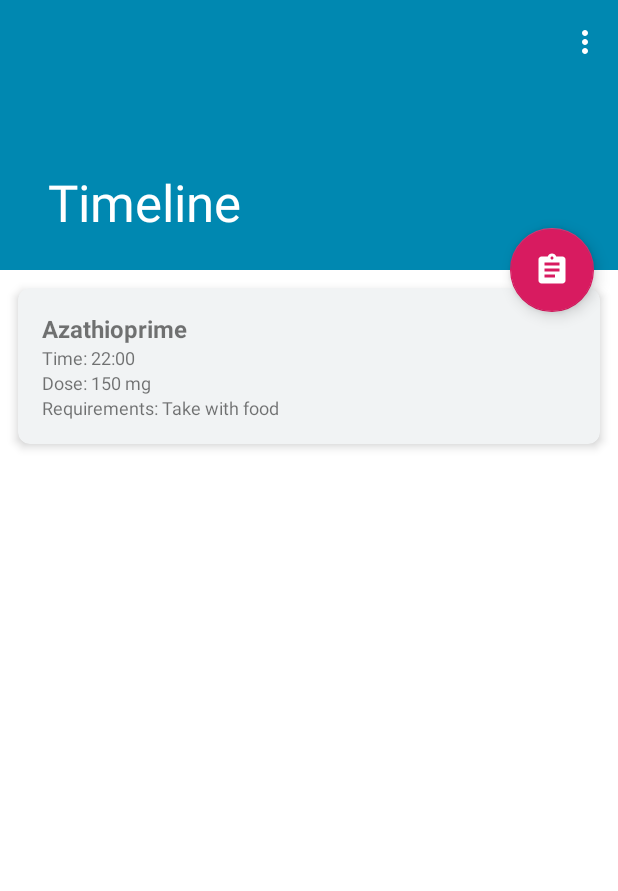
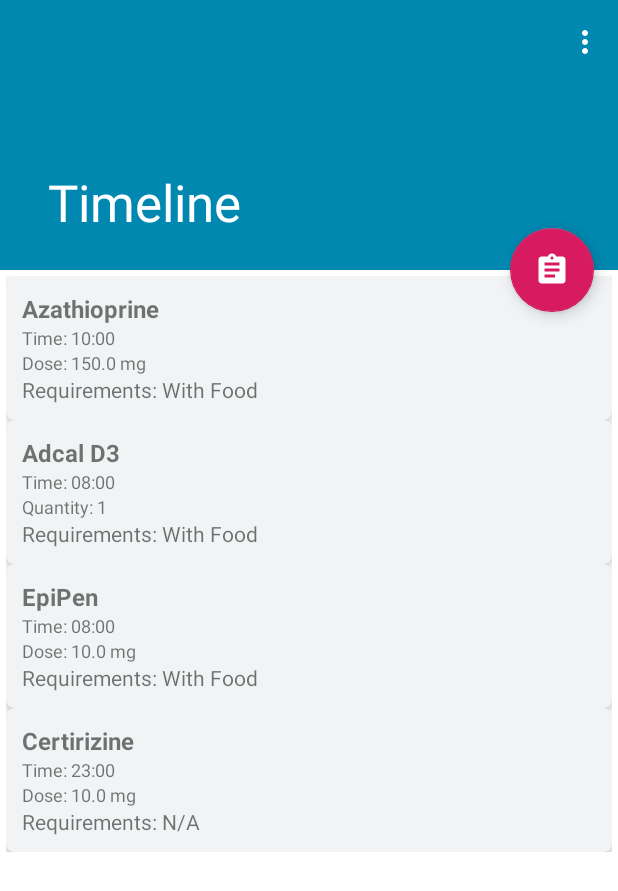
Before and after one commit to wrussell1999/medhelp-android, an Android app: the screen it shows after launch (Timeline), on a phone screen of 412 x 824 dp. Shown: the top 891 px of the screen. Run offline under Robolectric (Android 15) with nearby library versions, the phone set to English and light mode, and no system bars.

Commit message:
Timeline now builds cards

```diff
--- a/app/src/main/java/com/will_russell/medhelp/Timeline.java
+++ b/app/src/main/java/com/will_russell/medhelp/Timeline.java
@@ -1,5 +1,6 @@
 package com.will_russell.medhelp;
 
+import android.graphics.Typeface;
 import android.os.Bundle;
 import com.google.android.material.floatingactionbutton.FloatingActionButton;
 
@@ -13,8 +14,6 @@ import android.widget.LinearLayout;
 import com.google.android.material.card.MaterialCardView;
 import android.widget.TextView;
 import android.util.TypedValue;
-import android.view.Gravity;
-
 
 public class Timeline extends AppCompatActivity {
 
@@ -22,17 +21,16 @@ public class Timeline extends AppCompatActivity {
     protected void onCreate(Bundle savedInstanceState) {
         super.onCreate(savedInstanceState);
         setContentView(R.layout.activity_timeline);
-        Toolbar toolbar = (Toolbar) findViewById(R.id.toolbar);
+        Toolbar toolbar = findViewById(R.id.toolbar);
         setSupportActionBar(toolbar);
         this.getSupportActionBar().setTitle("Timeline");
-        FloatingActionButton fab = (FloatingActionButton) findViewById(R.id.fab);
+        FloatingActionButton fab = findViewById(R.id.fab);
         fab.setOnClickListener(new View.OnClickListener() {
             @Override
             public void onClick(View view) {
                 openMedOverview();
             }
         });
-
 
         String[] times1 = new String[2];
         times1[0] = "10:00";
@@ -82,57 +80,89 @@ public class Timeline extends AppCompatActivity {
                 10.0,
                 none
         ));
+
+        buildView();
     }
 
     private void buildView() {
-        LinearLayout layout = (LinearLayout) findViewById(R.id.cards_timeline);
-        layout.removeAllViews(); // This isn't working
-
-        for (int i = 0; i < 4; i++) {
-            MaterialCardView materialCardView = new MaterialCardView(this);
-            layout.addView(buildName(i));
-            layout.addView(buildTimes(i));
-            layout.addView(buildQuantity(i));
-            materialCardView.addView(layout);
+        LinearLayout parent = findViewById(R.id.parent);
+        for (int i = 0; i < Medication.medicationList.size(); i++) { // Size depends on number of doses to be taken in a time frame
+            parent.addView(buildCard(i));
         }
     }
 
-    private TextView initialSetup(TextView tv, int index) {
+    private MaterialCardView buildCard(int index) {
+        MaterialCardView card = new MaterialCardView(this);
+        MaterialCardView.LayoutParams params = new MaterialCardView.LayoutParams(MaterialCardView.LayoutParams.MATCH_PARENT, MaterialCardView.LayoutParams.WRAP_CONTENT);
+        params.setMargins(8,8,8,8);
+        card.setLayoutParams(params);
+        card.setCardElevation(4);
+        card.setRadius(8);
+
+        card.setCardBackgroundColor(getResources().getColor(R.color.textboxBackground));
+        card.setMinimumHeight(100);
+        card.addView(buildEntry(index));
+        return card;
+    }
+
+    private LinearLayout buildEntry(int index) {
+        LinearLayout layout = new LinearLayout(this);
+        LinearLayout.LayoutParams params = new LinearLayout.LayoutParams(LinearLayout.LayoutParams.MATCH_PARENT, LinearLayout.LayoutParams.MATCH_PARENT);
+        layout.setLayoutParams(params);
+        layout.setOrientation(LinearLayout.VERTICAL);
+        layout.setPadding(16,16,16,16);
+
+        layout.addView(buildName(index));
+        layout.addView(buildTimes(index));
+        layout.addView(buildQuantity(index));
+        layout.addView(buildRequirements(index));
+        return layout;
+    }
+
+    private TextView initialSetup(int index) {
+        TextView tv = new TextView(this);
         tv.setId(index);
-        tv.setLayoutParams(new LinearLayout.LayoutParams(LinearLayout.LayoutParams.MATCH_PARENT, LinearLayout.LayoutParams.WRAP_CONTENT));
-        tv.setGravity(Gravity.CENTER_VERTICAL);
-        //tv.setTextColor(Color.parseColor("#000000"));
+        tv.setLayoutParams(new LinearLayout.LayoutParams(LinearLayout.LayoutParams.WRAP_CONTENT, LinearLayout.LayoutParams.WRAP_CONTENT));
+        tv.setTextSize(TypedValue.COMPLEX_UNIT_SP, 12f);
         return tv;
     }
 
     private TextView buildName(int index) {
-        TextView tv = new TextView(this);
-        tv = initialSetup(tv, index);
+        TextView tv = initialSetup(index);
         tv.setTextSize(TypedValue.COMPLEX_UNIT_SP, 16f);
-        tv.setPadding(48, 20, 2, 0);
-        String text = "Name: " + Medication.medicationList.get(index).getName();
+        tv.setTypeface(tv.getTypeface(), Typeface.BOLD);
+        String text = Medication.medicationList.get(index).getName();
         tv.setText(text);
         return tv;
     }
 
     private TextView buildTimes(int index) {
-        TextView tv = new TextView(this);
-        tv = initialSetup(tv, index);
-        tv.setTextSize(TypedValue.COMPLEX_UNIT_SP, 12f);
-        String text = "Time: " + new Integer(Medication.medicationList.get(index).getSpecificTime(index)).toString();
+        TextView tv = initialSetup(index);
+        String text = "Time: " + new String(Medication.medicationList.get(index).getSpecificTime(0));
         tv.setText(text);
         return tv;
     }
 
     private TextView buildQuantity(int index) {
-        TextView tv = new TextView(this);
-        tv.setTextSize(TypedValue.COMPLEX_UNIT_SP, 12f);
+        TextView tv = initialSetup(index);
+        String text = "";
+        if (Medication.medicationList.get(index).validtabletTotal() == true) {
+            text = "Quantity: " + new Integer(Medication.medicationList.get(index).gettabletTotal()).toString();
+
+        } else {
+            text = "Dose: " + new Double(Medication.medicationList.get(index).getDoseSize()).toString() + " mg";
+        }
+        tv.setText(text);
         return tv;
     }
 
     private TextView buildRequirements(int index) {
         TextView tv = new TextView(this);
-        tv.setTextSize(TypedValue.COMPLEX_UNIT_SP, 12f);
+        String text = "Requirements: ";
+        for (int i = 0; i < Medication.medicationList.get(index).getRequirements().length; i++) {
+            text += Medication.medicationList.get(index).getRequirements()[i];
+        }
+        tv.setText(text);
         return tv;
     }
 
@@ -144,19 +174,13 @@ public class Timeline extends AppCompatActivity {
 
     @Override
     public boolean onCreateOptionsMenu(Menu menu) {
-        // Inflate the menu; this adds items to the action bar if it is present.
         getMenuInflater().inflate(R.menu.menu_timeline, menu);
         return true;
     }
 
     @Override
     public boolean onOptionsItemSelected(MenuItem item) {
-        // Handle action bar item clicks here. The action bar will
-        // automatically handle clicks on the Home/Up button, so long
-        // as you specify a parent activity in AndroidManifest.xml.
         int id = item.getItemId();
-
-        //noinspection SimplifiableIfStatement
         if (id == R.id.action_settings) {
             Intent intent = new Intent(this, Settings.class);
             startActivity(intent);
--- a/app/src/main/res/layout/content_timeline.xml
+++ b/app/src/main/res/layout/content_timeline.xml
@@ -9,27 +9,23 @@
     tools:showIn="@layout/activity_timeline">
 
     <LinearLayout
+        android:id="@+id/parent"
         android:layout_width="match_parent"
         android:layout_height="match_parent"
         android:padding="4dp"
         android:orientation="vertical">
-
+        <!--
         <com.google.android.material.card.MaterialCardView
             android:layout_width="match_parent"
             android:layout_height="wrap_content"
-            android:layout_marginLeft="@dimen/mtrl_card_spacing"
-            android:layout_marginTop="@dimen/mtrl_card_spacing"
-            android:layout_marginRight="@dimen/mtrl_card_spacing"
-            android:layout_marginBottom="@dimen/mtrl_card_spacing"
+            android:layout_margin="8dp"
             android:minHeight="100dp"
             android:padding="16dp"
-            android:paddingTop="16dp"
             app:cardBackgroundColor="@color/textboxBackground"
             app:cardCornerRadius="8dp"
             app:cardElevation="4dp">
 
             <LinearLayout
-                android:id="@+id/cards_timeline"
                 android:layout_width="match_parent"
                 android:layout_height="match_parent"
                 android:orientation="vertical"
@@ -41,7 +37,7 @@
                     android:layout_height="wrap_content"
                     android:text="Azathioprime"
                     android:textSize="16dp"
-                    android:textStyle="bold" />
+                    android:textStyle="bold"/>
 
                 <TextView
                     android:id="@+id/med_time"
@@ -62,6 +58,6 @@
             </LinearLayout>
 
         </com.google.android.material.card.MaterialCardView>
-
+-->
     </LinearLayout>
 </androidx.core.widget.NestedScrollView>
--- a/app/src/main/res/values/colors.xml
+++ b/app/src/main/res/values/colors.xml
@@ -5,4 +5,5 @@
     <color name="colorAccent">#D81B60</color>
     <color name="textboxBorder">#babdbe</color>
     <color name="textboxBackground">#f1f3f4</color>
+    <color name="textColor">#000000</color>
 </resources>
--- a/app/src/main/res/values/strings.xml
+++ b/app/src/main/res/values/strings.xml
@@ -6,10 +6,8 @@
     <string name="title_activity_medication_overview">Medication</string>
     <string name="title_activity_medinfo">Add New Medication</string>
     <string name="title_activity_settings_activity">Settings</string>
-    <string name="pick_time">Pick Time</string>
+    <string name="pick_time">Pick Time To Take Medication</string>
     <string name="pick_date">Pick End Date Of Prescription</string>
 
-    <!-- Strings related to Settings -->
-
-    <!-- Example General settings -->
+    <string name="medication_name">Medication name</string>
 </resources>
--- a/app/src/main/res/values/styles.xml
+++ b/app/src/main/res/values/styles.xml
@@ -1,8 +1,5 @@
 <resources>
-
-    <!-- Base application theme. -->
     <style name="AppTheme" parent="Theme.MaterialComponents.Light.DarkActionBar">
-        <!-- Customize your theme here. -->
         <item name="colorPrimary">@color/colorPrimary</item>
         <item name="colorPrimaryDark">@color/colorPrimary</item>
         <item name="colorAccent">@color/colorAccent</item>
```
Also changed, not shown: app/src/main/res/layout/activity_change_medication.xml (+2 -13 lines), 2 other files.
